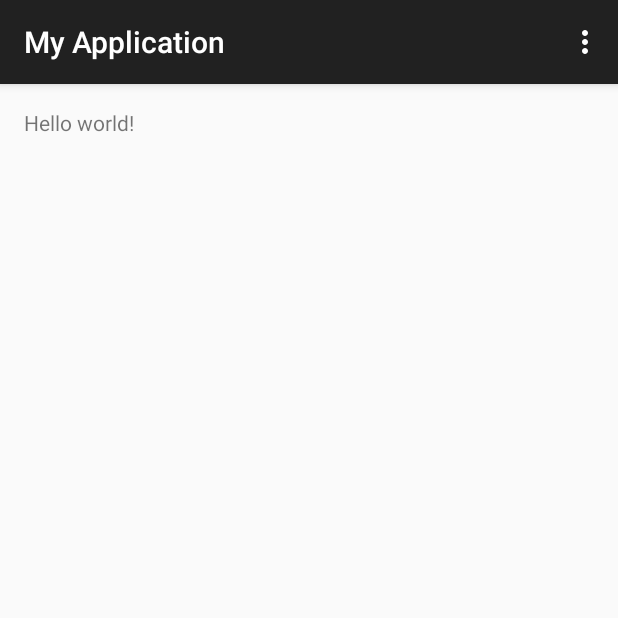
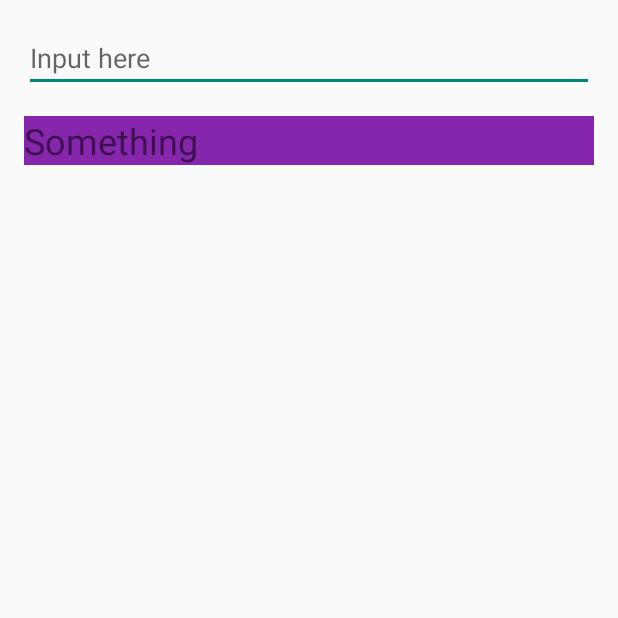
Before and after one commit to DancinPeter/FirstAndroidProject, an Android app: the screen it shows after launch (MainActivity), on a phone screen of 412 x 824 dp, the top half of it. Run offline under Robolectric (Android 15) with nearby library versions, the phone set to English and light mode, and no system bars.

Commit message:
First bit of work done

```diff
--- a/MyApplication/app/src/main/AndroidManifest.xml
+++ b/MyApplication/app/src/main/AndroidManifest.xml
@@ -16,6 +16,10 @@
                 <category android:name="android.intent.category.LAUNCHER" />
             </intent-filter>
         </activity>
+        <activity
+            android:name=".SecondActivity"
+            android:label="@string/title_activity_second" >
+        </activity>
     </application>
 
 </manifest>
--- a/MyApplication/app/src/main/java/com/example/br161/myapplication/MainActivity.java
+++ b/MyApplication/app/src/main/java/com/example/br161/myapplication/MainActivity.java
@@ -1,39 +1,39 @@
 package com.example.br161.myapplication;
 
-import android.support.v7.app.ActionBarActivity;
+import android.app.Activity;
+import android.content.Intent;
 import android.os.Bundle;
 import android.view.Menu;
 import android.view.MenuItem;
+import android.view.View;
+import android.widget.EditText;
+import android.widget.TextView;
+import android.widget.Toast;
 
 
-public class MainActivity extends ActionBarActivity {
+public class MainActivity extends Activity {
+
+   EditText etInput;
+   TextView tvReact;
 
     @Override
     protected void onCreate(Bundle savedInstanceState) {
         super.onCreate(savedInstanceState);
         setContentView(R.layout.activity_main);
-    }
+
+        etInput = (EditText) findViewById(R.id.et_input);
+        tvReact = (TextView) findViewById(R.id.tv_react);
+
+        tvReact.setOnClickListener(new View.OnClickListener() {
+            @Override
+            public void onClick(View v) {
+                Toast.makeText(MainActivity.this, "What is toast?", Toast.LENGTH_LONG).show();
+                Intent intent = new Intent(MainActivity.this, SecondActivity.class);
+                intent.putExtra("key", etInput.getText().toString());
+                startActivity(intent);
 
 
-    @Override
-    public boolean onCreateOptionsMenu(Menu menu) {
-        // Inflate the menu; this adds items to the action bar if it is present.
-        getMenuInflater().inflate(R.menu.menu_main, menu);
-        return true;
-    }
-
-    @Override
-    public boolean onOptionsItemSelected(MenuItem item) {
-        // Handle action bar item clicks here. The action bar will
-        // automatically handle clicks on the Home/Up button, so long
-        // as you specify a parent activity in AndroidManifest.xml.
-        int id = item.getItemId();
-
-        //noinspection SimplifiableIfStatement
-        if (id == R.id.action_settings) {
-            return true;
-        }
-
-        return super.onOptionsItemSelected(item);
+            }
+        });
     }
 }
--- a/MyApplication/app/src/main/res/layout/activity_main.xml
+++ b/MyApplication/app/src/main/res/layout/activity_main.xml
@@ -1,4 +1,4 @@
-<RelativeLayout xmlns:android="http://schemas.android.com/apk/res/android"
+<LinearLayout xmlns:android="http://schemas.android.com/apk/res/android"
     xmlns:tools="http://schemas.android.com/tools"
     android:layout_width="match_parent"
     android:layout_height="match_parent"
@@ -6,12 +6,22 @@
     android:paddingLeft="@dimen/activity_horizontal_margin"
     android:paddingRight="@dimen/activity_horizontal_margin"
     android:paddingTop="@dimen/activity_vertical_margin"
+    android:orientation="vertical"
     tools:context=".MainActivity">
 
+    <EditText
+        android:id="@+id/et_input"
+        android:layout_width="match_parent"
+        android:layout_height="wrap_content"
+        android:layout_marginBottom="@dimen/activity_horizontal_margin"
+        android:hint="Input here" />
+
     <TextView
-        android:id="@+id/textView"
-        android:layout_width="wrap_content"
+        android:id="@+id/tv_react"
+        android:layout_width="match_parent"
         android:layout_height="wrap_content"
-        android:text="@string/hello_world" />
-
-</RelativeLayout>
+        android:background="#8626AC"
+        android:textSize="24sp"
+        android:text="Something"
+        />
+</LinearLayout>
--- a/MyApplication/app/src/main/res/values/strings.xml
+++ b/MyApplication/app/src/main/res/values/strings.xml
@@ -4,5 +4,6 @@
     <string name="app_name">My Application</string>
     <string name="hello_world">Hello world!</string>
     <string name="action_settings">Settings</string>
+    <string name="title_activity_second">SecondActivity</string>
 
 </resources>
```
Also changed, not shown: 1 other file.
